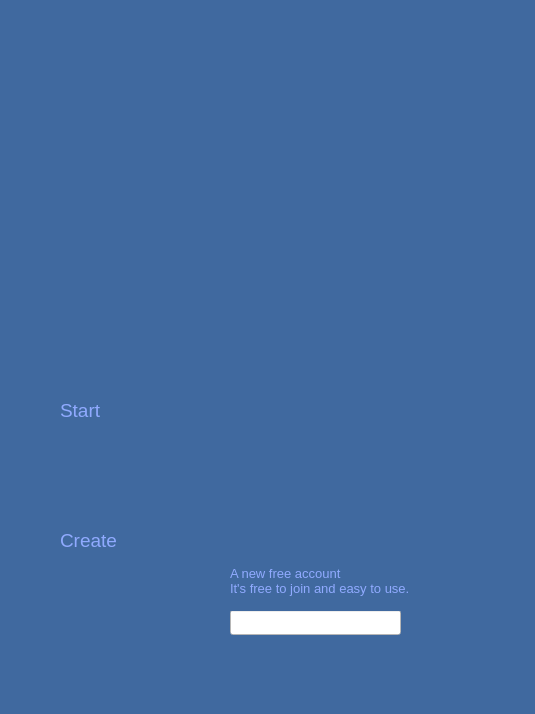
Moerafaat/Imgception, file mainwindow.ui: the form before one commit.
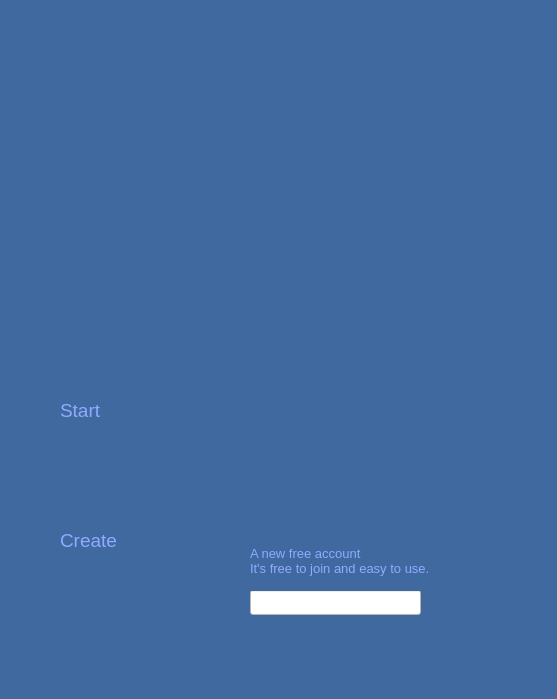
The form after the commit. Icons and pictures are not drawn.

What changed in the file:
```diff
--- a/mainwindow.ui
+++ b/mainwindow.ui
@@ -6,8 +6,8 @@
    <rect>
     <x>0</x>
     <y>0</y>
-    <width>535</width>
-    <height>714</height>
+    <width>557</width>
+    <height>699</height>
    </rect>
   </property>
   <property name="windowTitle">
@@ -29,8 +29,8 @@
    <widget class="QLineEdit" name="Username">
     <property name="geometry">
      <rect>
-      <x>230</x>
-      <y>610</y>
+      <x>250</x>
+      <y>590</y>
       <width>171</width>
       <height>25</height>
      </rect>
@@ -45,9 +45,6 @@
     <property name="styleSheet">
      <string notr="true">background-color:rgb(255, 255, 255)</string>
     </property>
-    <property name="inputMask">
-     <string/>
-    </property>
     <property name="text">
      <string/>
     </property>
@@ -95,8 +92,8 @@
    <widget class="QPushButton" name="SignUP_btn">
     <property name="geometry">
      <rect>
-      <x>130</x>
-      <y>550</y>
+      <x>150</x>
+      <y>530</y>
       <width>81</width>
       <height>91</height>
      </rect>
@@ -148,7 +145,7 @@
      <rect>
       <x>60</x>
       <y>520</y>
-      <width>91</width>
+      <width>71</width>
       <height>41</height>
      </rect>
     </property>
@@ -216,8 +213,8 @@
    <widget class="QLabel" name="label_7">
     <property name="geometry">
      <rect>
-      <x>230</x>
-      <y>550</y>
+      <x>250</x>
+      <y>530</y>
       <width>221</width>
       <height>61</height>
      </rect>
```
Left out of the diff: 5 changed lines with no effect on the pictures.
